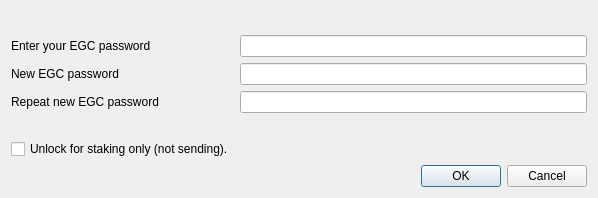
Old version of the form src/qt/forms/askpassphrasedialog.ui in the repository EverGreenCoinDev/EverGreenCoin.
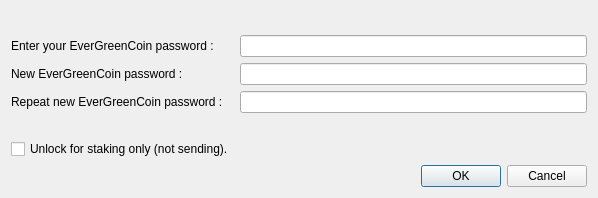
New version of the form.

```diff
--- a/src/qt/forms/askpassphrasedialog.ui
+++ b/src/qt/forms/askpassphrasedialog.ui
@@ -56,7 +56,7 @@
      <item row="1" column="0">
       <widget class="QLabel" name="passLabel2">
        <property name="text">
-        <string>New EGC password</string>
+        <string>New EverGreenCoin password :</string>
        </property>
       </widget>
      </item>
@@ -75,7 +75,7 @@
      <item row="2" column="0">
       <widget class="QLabel" name="passLabel3">
        <property name="text">
-        <string>Repeat new EGC password</string>
+        <string>Repeat new EverGreenCoin password :</string>
        </property>
       </widget>
      </item>
@@ -111,7 +111,7 @@
      <item row="0" column="0">
       <widget class="QLabel" name="passLabel1">
        <property name="text">
-        <string>Enter your EGC password</string>
+        <string>Enter your EverGreenCoin password :</string>
        </property>
       </widget>
      </item>
```
Left out of the diff: 2 changed lines with no effect on the pictures.
